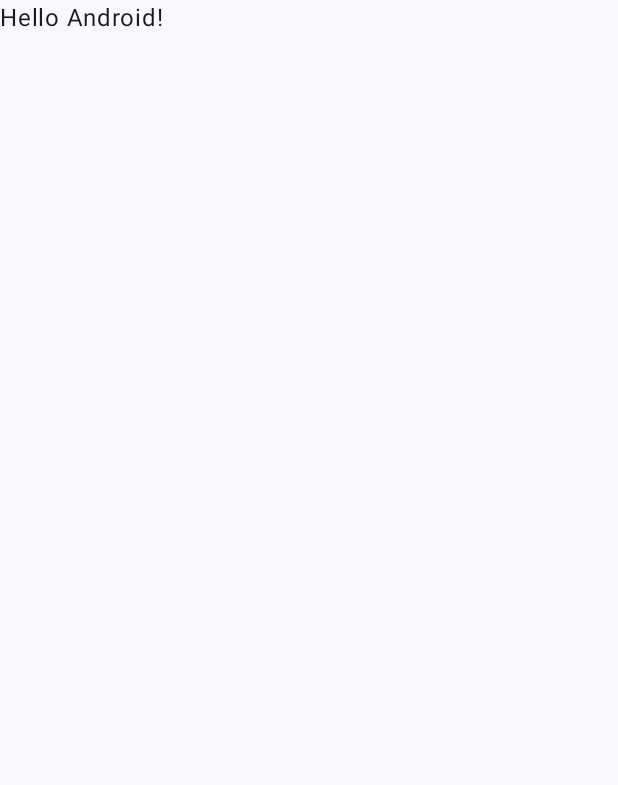
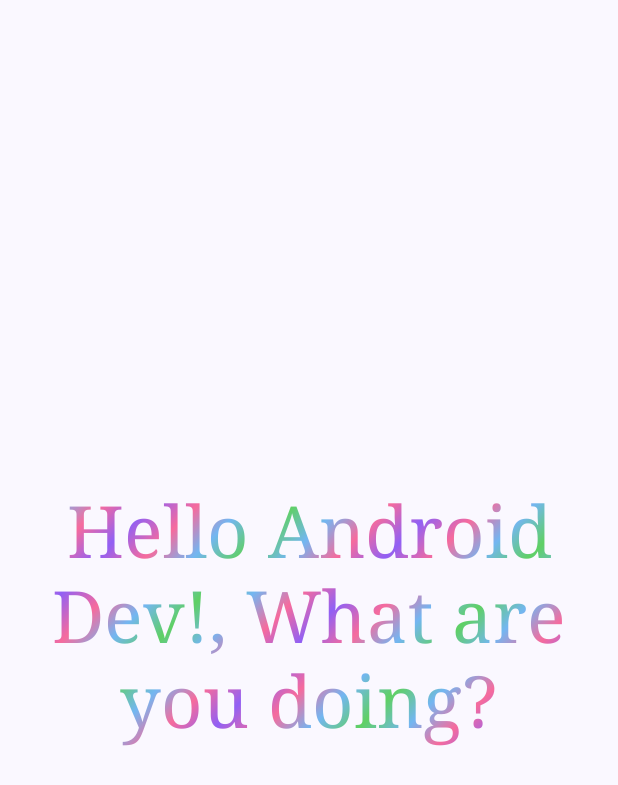
Before and after one commit to KaushalVasava/JetPackCompose_Basic, an Android app built with Jetpack Compose: the screen it shows after launch (MainActivity), on a phone screen of 412 x 824 dp. Before the commit the part shown is almost empty. Shown: the top 785 px of the screen. Run offline under Robolectric (Android 15) with nearby library versions, the phone set to English and light mode, and no system bars.

Commit message:
Add text styling and animations

```diff
--- a/app/src/main/java/com/lahsuak/apps/jetpackcomposebasic/MainActivity.kt
+++ b/app/src/main/java/com/lahsuak/apps/jetpackcomposebasic/MainActivity.kt
@@ -3,14 +3,39 @@
 import android.os.Bundle
 import androidx.activity.ComponentActivity
 import androidx.activity.compose.setContent
+import androidx.compose.animation.core.LinearEasing
+import androidx.compose.animation.core.animateFloat
+import androidx.compose.animation.core.infiniteRepeatable
+import androidx.compose.animation.core.rememberInfiniteTransition
+import androidx.compose.animation.core.tween
+import androidx.compose.foundation.background
+import androidx.compose.foundation.layout.Box
 import androidx.compose.foundation.layout.fillMaxSize
 import androidx.compose.material3.MaterialTheme
 import androidx.compose.material3.Surface
 import androidx.compose.material3.Text
 import androidx.compose.runtime.Composable
+import androidx.compose.runtime.getValue
+import androidx.compose.ui.Alignment
 import androidx.compose.ui.Modifier
+import androidx.compose.ui.draw.drawBehind
+import androidx.compose.ui.geometry.Offset
+import androidx.compose.ui.graphics.Brush
+import androidx.compose.ui.graphics.Color
+import androidx.compose.ui.graphics.TileMode
+import androidx.compose.ui.platform.LocalDensity
+import androidx.compose.ui.text.TextStyle
+import androidx.compose.ui.text.font.FontFamily
+import androidx.compose.ui.text.font.FontWeight
+import androidx.compose.ui.text.style.TextAlign
 import androidx.compose.ui.tooling.preview.Preview
+import androidx.compose.ui.unit.sp
 import com.lahsuak.apps.jetpackcomposebasic.ui.theme.JetPackComposeBasicTheme
+import com.lahsuak.apps.jetpackcomposebasic.ui.theme.lightBlue
+import com.lahsuak.apps.jetpackcomposebasic.ui.theme.lightGreen
+import com.lahsuak.apps.jetpackcomposebasic.ui.theme.lightPink
+import com.lahsuak.apps.jetpackcomposebasic.ui.theme.lightPurple
+import com.lahsuak.apps.jetpackcomposebasic.ui.theme.lightYellow
 
 class MainActivity : ComponentActivity() {
     override fun onCreate(savedInstanceState: Bundle?) {
@@ -22,29 +47,50 @@
                     modifier = Modifier.fillMaxSize(),
                     color = MaterialTheme.colorScheme.background
                 ) {
-                    Greeting("Android")
+                    Box(modifier = Modifier.fillMaxSize()) {
+                        Greeting("Android", modifier = Modifier.align(Alignment.Center))
+                    }
                 }
             }
         }
     }
 }
-/***
-Composable functions :
-A composable function is a regular function annotated with @Composable.
-This enables your function to call other @Composable functions within it.
-You can see how the Greeting function is marked as @Composable.
-This function will produce a piece of UI hierarchy displaying the given input,
-String. Text is a composable function provided by the library.
-***/
+
 @Composable
-fun Greeting(name: String) {
-    Text(text = "Hello $name!")
+fun Greeting(name: String, modifier: Modifier) {
+    val fontSize = 48.sp
+    val currentFontSizePx = with(LocalDensity.current) { fontSize.toPx() }
+    val currentFontSizeDoublePx = currentFontSizePx * 2
+
+    val infiniteTransition = rememberInfiniteTransition(label = "text animation")
+    val offset by infiniteTransition.animateFloat(
+        initialValue = 0f,
+        targetValue = currentFontSizeDoublePx,
+        animationSpec = infiniteRepeatable(tween(3000, easing = LinearEasing)),
+        label = "text animate"
+    )
+    val brush = Brush.linearGradient(
+        colors = listOf(lightGreen, lightBlue, lightPink, lightPurple),
+        start = Offset(offset, offset),
+        end = Offset(offset + currentFontSizePx, offset + currentFontSizePx),
+        tileMode = TileMode.Mirror
+    )
+    Text(
+        text = "Hello $name Dev!, What are you doing?",
+        style = TextStyle(
+            fontFamily = FontFamily.Serif,
+            brush = brush
+        ),
+        fontSize = fontSize,
+        modifier = modifier,
+        textAlign = TextAlign.Center
+    )
 }
 
 @Preview(showBackground = true)
 @Composable
 fun DefaultPreview() {
     JetPackComposeBasicTheme {
-        Greeting("Android")
+        Greeting("Android", modifier = Modifier)
     }
 }
--- a/app/src/main/java/com/lahsuak/apps/jetpackcomposebasic/ui/theme/Color.kt
+++ b/app/src/main/java/com/lahsuak/apps/jetpackcomposebasic/ui/theme/Color.kt
@@ -9,3 +9,9 @@
 val Purple40 = Color(0xFF6650a4)
 val PurpleGrey40 = Color(0xFF625b71)
 val Pink40 = Color(0xFF7D5260)
+
+val lightYellow = Color(0xFFFFE574)
+val lightPink = Color(0xFFF66B9D)
+val lightBlue = Color(0xFF73B6F1)
+val lightGreen = Color(0xFF5FD064)
+val lightPurple = Color(0xFF9160F4)
```
